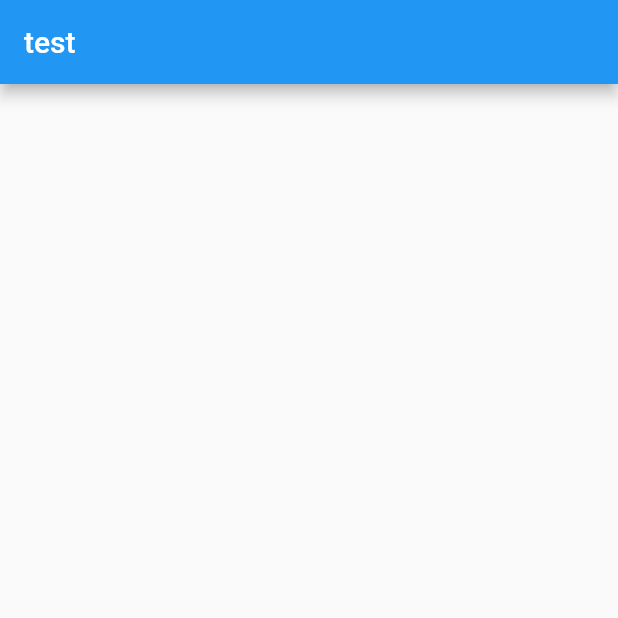
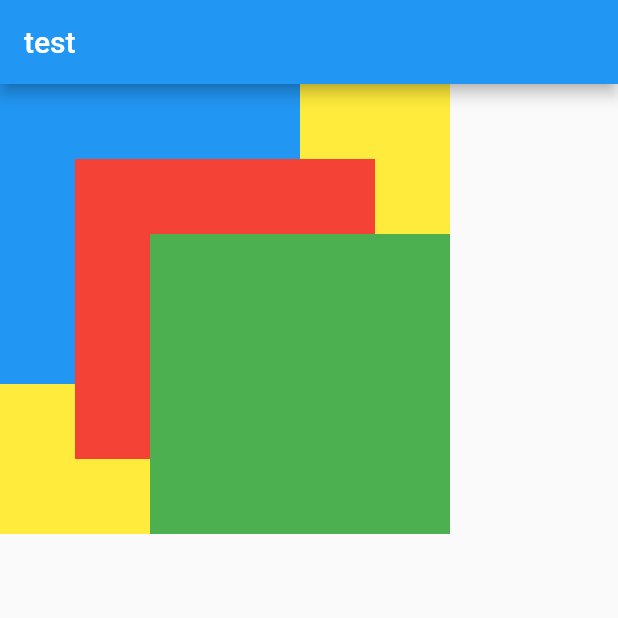
Before and after one commit to Hugekyung/flutter-course, a Flutter app: the screen it shows after launch, on a phone screen of 412 x 824 dp, the top half of it. Run offline on Flutter 3.47's test engine with Material 2 defaults, Android fonts, the phone set to English and light mode, and no system bars.

Commit message:
feat: [3강]Stack으로 위젯 여러개를 중첩하는 방법

```diff
--- a/lib/main.dart
+++ b/lib/main.dart
@@ -32,7 +32,38 @@ class _MyHomePageState extends State<MyHomePage> {
       appBar: AppBar(
         title: const Text('test'),
       ),
-      body: Container(),
+      body: Container(
+        color: Colors.yellow,
+        child: Stack(
+          // ! Stack으로 위젯을 중첩할 수 있다.
+          // * 아래는 계단식 중첩
+          children: [
+            Container(
+              width: 200,
+              height: 200,
+              color: Colors.blue,
+            ),
+            Container(
+              width: 200,
+              height: 200,
+              margin: const EdgeInsets.only(
+                top: 50,
+                left: 50,
+              ),
+              color: Colors.red,
+            ),
+            Container(
+              width: 200,
+              height: 200,
+              margin: const EdgeInsets.only(
+                top: 100,
+                left: 100,
+              ),
+              color: Colors.green,
+            )
+          ],
+        ),
+      ),
     );
   }
 }
```
